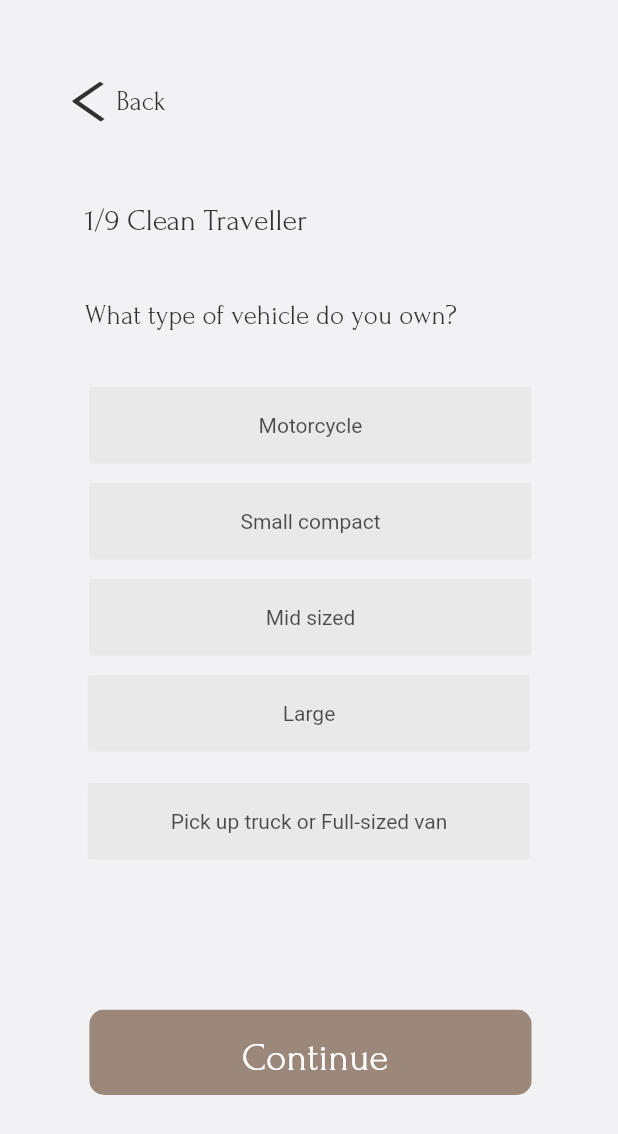
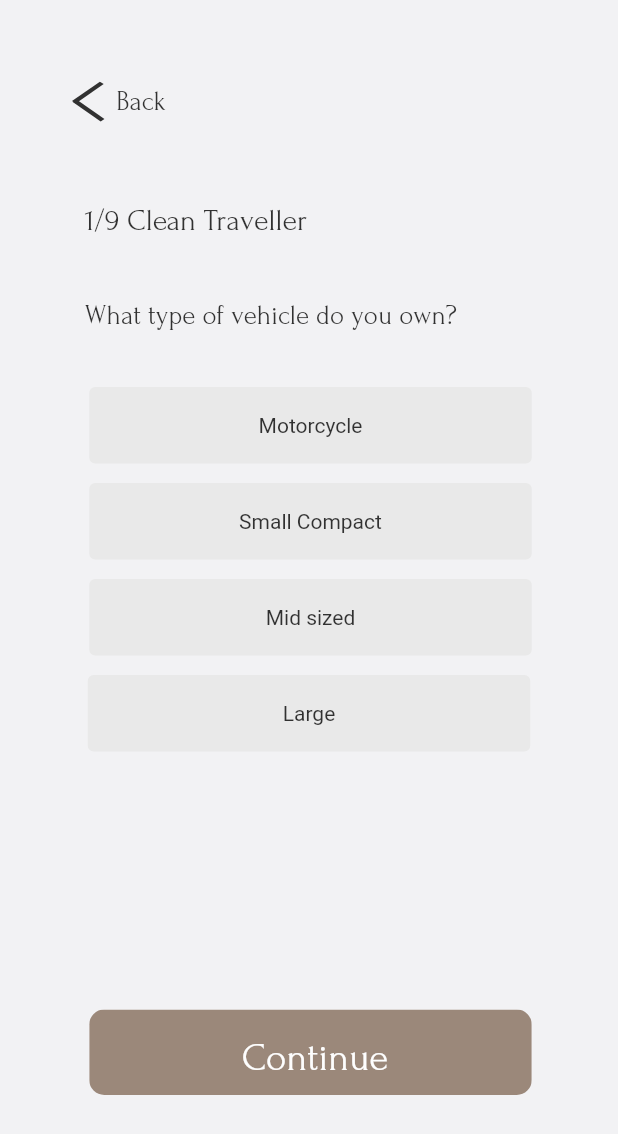
Before and after one commit to cw118/EcoTrack, a Flutter app: the GeneratedQ1Widget screen opened by its route, on a phone screen of 412 x 824 dp. Shown: the top 1134 px of the screen. Run offline on Flutter 3.47's test engine with Material 2 defaults, Android fonts, the light colour scheme and no system bars; our stand-ins replace path_drawing.

Commit message:
Changed buttons for q3 and added values

```diff
--- a/lib/eco_trackapp/generatedq1widget/GeneratedQ1Widget.dart
+++ b/lib/eco_trackapp/generatedq1widget/GeneratedQ1Widget.dart
@@ -93,13 +93,19 @@ class GeneratedQ1Widget extends StatelessWidget {
                       x: 1.00,
                       y: -128.50,
                       z: 0,
-                      child: FlatButton(
-                          onPressed: () {},
-                        child: Text('Motorcycle'),
-                          color: Color.fromARGB(255, 229, 229, 229),
+                    child: TextButton(
+                      onPressed: () {
+                        int value1 = 15;
+                      },
+                      child: Text('Motorcycle',
+                      style: TextStyle(
+                        color:Colors.black
                       )),
-
-                ),
+                      style: ButtonStyle(
+                        backgroundColor: MaterialStateProperty.all<Color>(Color.fromARGB(255, 229, 229, 229))
+                      ),
+                    ))
+                  ),
 
                 //Small compact button
                 Positioned(
@@ -113,12 +119,18 @@ class GeneratedQ1Widget extends StatelessWidget {
                       x: 1.00,
                       y: -64.50,
                       z: 0,
-                      child: FlatButton(
-                        onPressed: () {},
-                        child: Text('Small compact'),
-                        color: Color.fromARGB(255, 229, 229, 229),
-                      )),
-
+                      child: TextButton(
+                        onPressed: () {
+                          int value = 35;
+                        },
+                        child: Text('Small Compact',
+                            style: TextStyle(
+                                color:Colors.black
+                            )),
+                        style: ButtonStyle(
+                            backgroundColor: MaterialStateProperty.all<Color>(Color.fromARGB(255, 229, 229, 229))
+                        ),
+                      ))
                 ),
 
 
@@ -134,12 +146,18 @@ class GeneratedQ1Widget extends StatelessWidget {
                       x: 1.00,
                       y: -0.50,
                       z: 0,
-                      child: FlatButton(
-                        onPressed: () {},
-                        child: Text('Mid sized'),
-                        color: Color.fromARGB(255, 229, 229, 229),
-                      )),
-
+                      child: TextButton(
+                        onPressed: () {
+                          int value = 60;
+                        },
+                        child: Text('Mid sized',
+                            style: TextStyle(
+                                color:Colors.black
+                            )),
+                        style: ButtonStyle(
+                            backgroundColor: MaterialStateProperty.all<Color>(Color.fromARGB(255, 229, 229, 229))
+                        ),
+                      ))
                 ),
 
                 //Large car btn
@@ -154,32 +172,18 @@ class GeneratedQ1Widget extends StatelessWidget {
                       x: 0.00,
                       y: 63.50,
                       z: 0,
-                      child: FlatButton(
-                        onPressed: () {},
-                        child: Text('Large'),
-                        color: Color.fromARGB(255, 229, 229, 229),
-                      )),
-
-                ),
-
-                //Pickup truck btn
-                Positioned(
-                  left: null,
-                  top: null,
-                  right: null,
-                  bottom: null,
-                  width: 295.0,
-                  height: 51.0,
-                  child: TransformHelper.translate(
-                      x: 0.00,
-                      y: 135.50,
-                      z: 0,
-                      child: FlatButton(
-                        onPressed: () {},
-                        child: Text('Pick up truck or Full-sized van'),
-                        color: Color.fromARGB(255, 229, 229, 229),
-                      )),
-
+                      child: TextButton(
+                        onPressed: () {
+                          int value = 75;
+                        },
+                        child: Text('Large',
+                            style: TextStyle(
+                                color:Colors.black
+                            )),
+                        style: ButtonStyle(
+                            backgroundColor: MaterialStateProperty.all<Color>(Color.fromARGB(255, 229, 229, 229))
+                        ),
+                      ))
                 ),
 
                 Positioned(
```
Also changed, not shown: lib/eco_trackapp/generatedq3widget/GeneratedQ3Widget.dart (+75 -61 lines), lib/quiz/Question.dart (added, +10 -0 lines).
